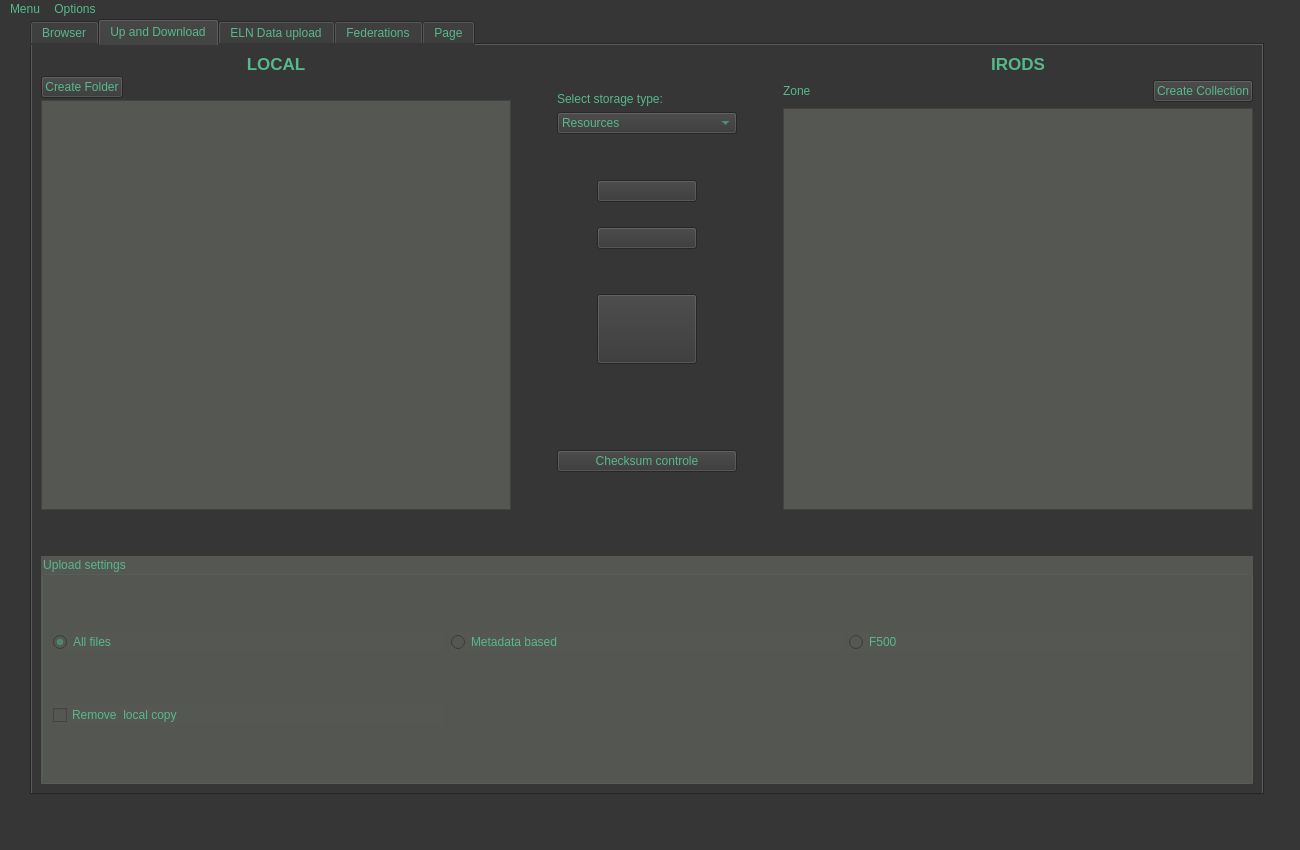
The window that irods-basicGUI/ui-files/irodsBrowserMain.ui (iBridges-for-iRODS/iBridges) describes before a commit, drawn with Qt 5.
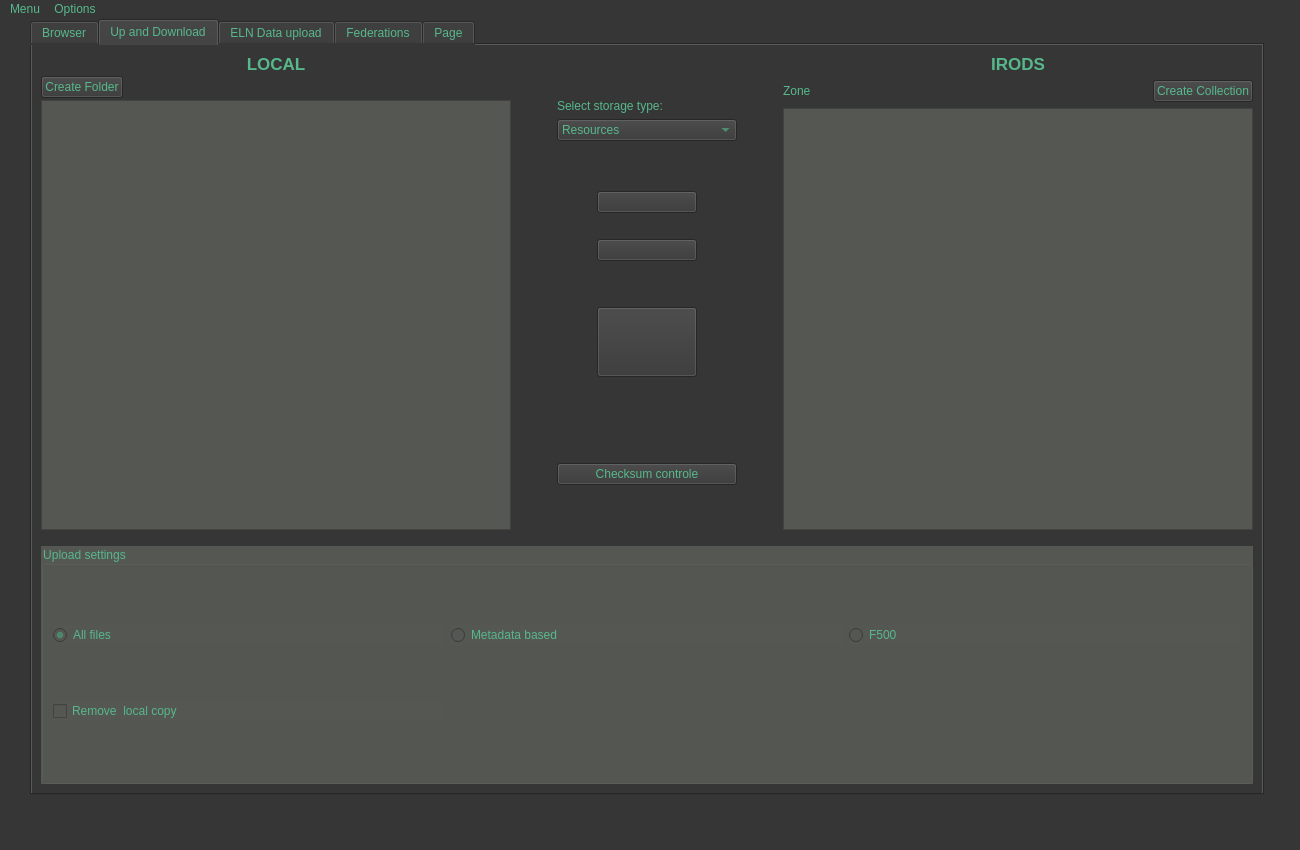
The same window after the commit. Icons and pictures are not drawn.

```diff
--- a/irods-basicGUI/ui-files/irodsBrowserMain.ui
+++ b/irods-basicGUI/ui-files/irodsBrowserMain.ui
@@ -816,7 +816,7 @@
                <enum>Qt::Vertical</enum>
               </property>
               <property name="sizeType">
-               <enum>QSizePolicy::Minimum</enum>
+               <enum>QSizePolicy::Expanding</enum>
               </property>
               <property name="sizeHint" stdset="0">
                <size>
@@ -1082,10 +1082,13 @@
           <property name="orientation">
            <enum>Qt::Vertical</enum>
           </property>
+          <property name="sizeType">
+           <enum>QSizePolicy::Minimum</enum>
+          </property>
           <property name="sizeHint" stdset="0">
            <size>
             <width>20</width>
-            <height>40</height>
+            <height>10</height>
            </size>
           </property>
          </spacer>
```
Left out of the diff: 2 changed lines with no effect on the pictures.
